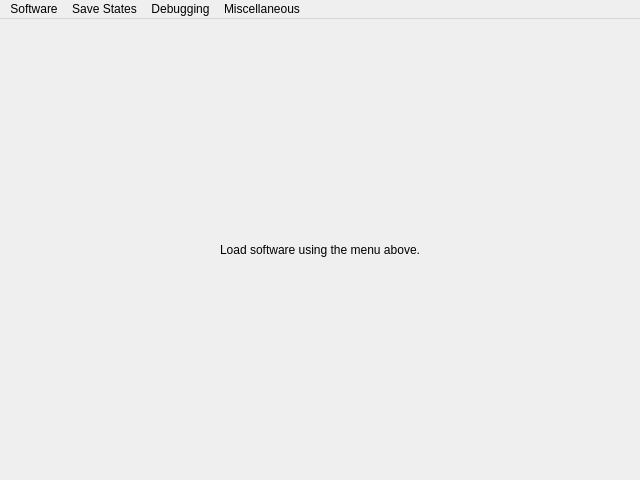
Before: the Qt Designer form qt/main-window.ui in Clownacy/clownmdemu-frontend, drawn with Qt 5.
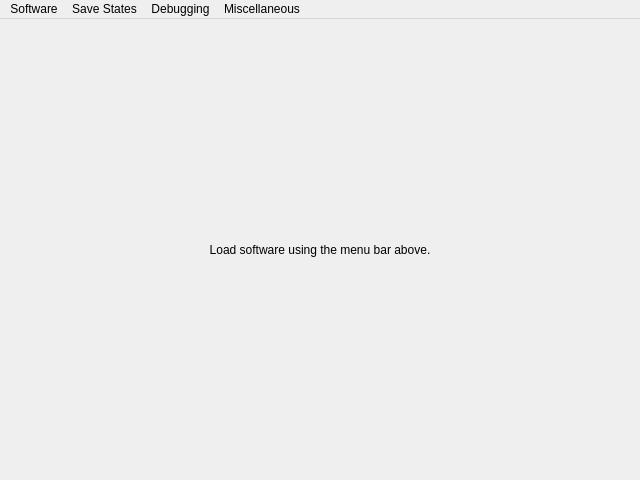
After: the same form once the commit is applied. Icons and pictures are not drawn.

Commit message:
Backport the default window text from the Qt frontend.
The Qt frontend won't be released any time soon, so I may as well add
some of its enhancements to the Dear ImGui frontend.

What changed in the file:
```diff
--- a/qt/main-window.ui
+++ b/qt/main-window.ui
@@ -28,7 +28,7 @@
     <item>
      <widget class="QLabel" name="label">
       <property name="text">
-       <string>Load software using the menu above.</string>
+       <string>Load software using the menu bar above.</string>
       </property>
       <property name="scaledContents">
        <bool>false</bool>
```
The commit also changes 2 other files.
